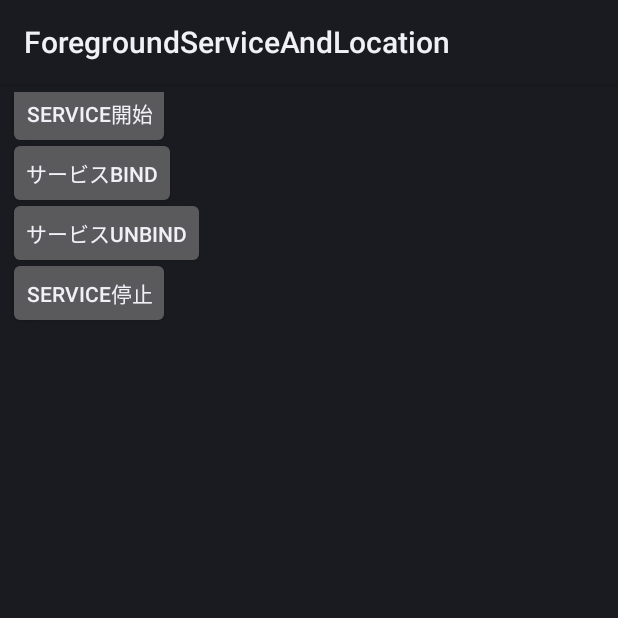
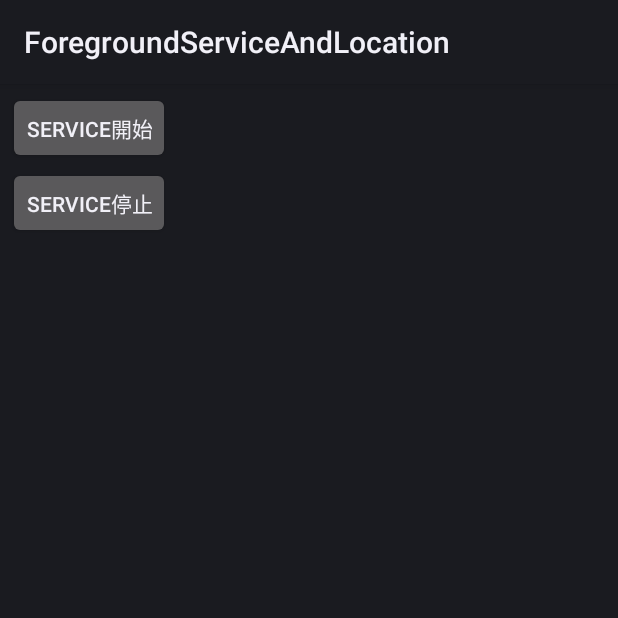
Before and after one commit to aaaa1597/And-ForegroundServiceSampleWearOS, an Android app: the screen it shows after launch (MainActivity), on a phone screen of 412 x 824 dp, the top half of it. Run offline under Robolectric (Android 15) with nearby library versions, the phone set to English and light mode, and no system bars; plain views replace BoxInsetLayout.

Commit message:
Update activity_main.xml

```diff
--- a/app/src/main/res/layout/activity_main.xml
+++ b/app/src/main/res/layout/activity_main.xml
@@ -19,28 +19,14 @@
             android:id="@+id/btnStartService"
             android:layout_width="wrap_content"
             android:layout_height="wrap_content"
-            android:layout_marginTop="-10dp"
             android:text="Service開始" />
 
-        <Button
-            android:id="@+id/btnBindService"
-            android:layout_width="wrap_content"
-            android:layout_height="wrap_content"
-            android:layout_marginTop="30dp"
-            android:text="サービスBind" />
-
-        <Button
-            android:id="@+id/btnUnbindService"
-            android:layout_width="wrap_content"
-            android:layout_height="wrap_content"
-            android:layout_marginTop="70dp"
-            android:text="サービスUnbind" />
 
         <Button
             android:id="@+id/btnStopService"
             android:layout_width="wrap_content"
             android:layout_height="wrap_content"
-            android:layout_marginTop="110dp"
+            android:layout_marginTop="50dp"
             android:text="Service停止" />
 
     </FrameLayout>
```
